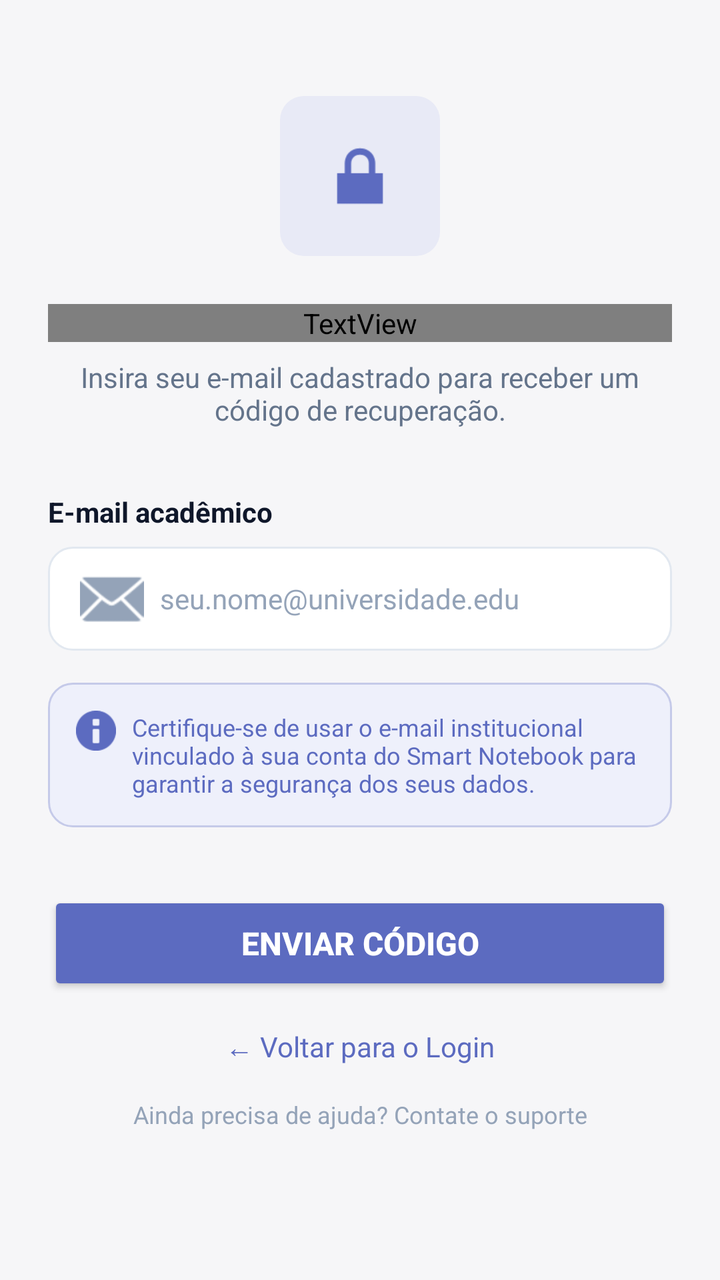
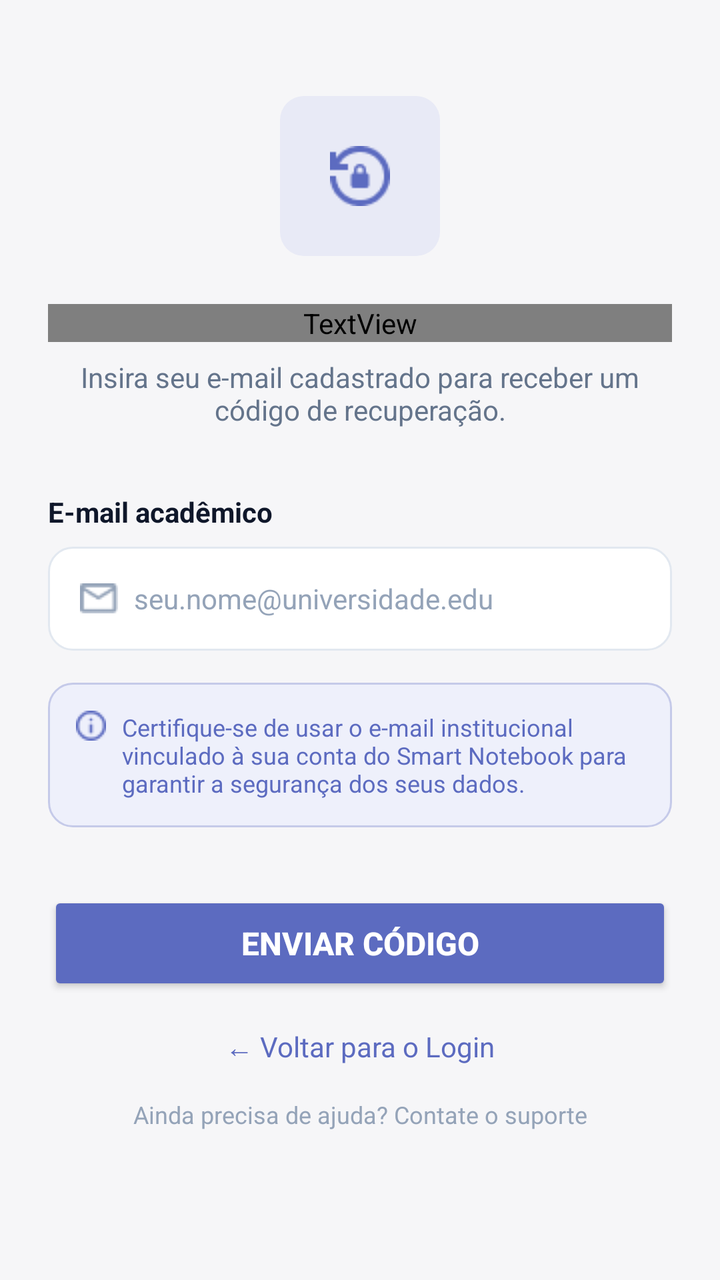

Two renders of the same Android screen: before a commit and after it. Below are the layout's source before the change and the commit's diff.
<!-- AndroidManifest.xml: application theme Theme.SmartNotebook -->
<!-- res/layout/activity_esqueceu_senha.xml -->
<?xml version="1.0" encoding="utf-8"?>
<ScrollView
    xmlns:android="http://schemas.android.com/apk/res/android"
    xmlns:app="http://schemas.android.com/apk/res-auto"
    android:layout_width="match_parent"
    android:layout_height="match_parent"
    android:background="@color/fundo_tela"
    android:fillViewport="true">

    <androidx.constraintlayout.widget.ConstraintLayout
        android:layout_width="match_parent"
        android:layout_height="wrap_content"
        android:paddingHorizontal="24dp"
        android:paddingTop="48dp"
        android:paddingBottom="32dp">

        
        <FrameLayout
            android:id="@+id/layoutIcone"
            android:layout_width="80dp"
            android:layout_height="80dp"
            android:background="@drawable/bg_tag_categoria"
            app:layout_constraintEnd_toEndOf="parent"
            app:layout_constraintStart_toStartOf="parent"
            app:layout_constraintTop_toTopOf="parent">

            <ImageView
                android:layout_width="44dp"
                android:layout_height="44dp"
                android:layout_gravity="center"
                android:src="@android:drawable/ic_lock_lock"
                android:tint="@color/roxo_primario" />
        </FrameLayout>

        
        <TextView
            android:id="@+id/tvTituloEsqueceu"
            android:layout_width="0dp"
            android:layout_height="wrap_content"
            android:layout_marginTop="24dp"
            android:gravity="center"
            android:text="Esqueceu sua senha?"
            android:textColor="@color/texto_primario"
            android:textSize="22sp"
            android:textStyle="bold"
            android:fontFamily="@font/inter_medium"
            app:layout_constraintEnd_toEndOf="parent"
            app:layout_constraintStart_toStartOf="parent"
            app:layout_constraintTop_toBottomOf="@id/layoutIcone" />

        
        <TextView
            android:id="@+id/tvSubtitulo"
            android:layout_width="0dp"
            android:layout_height="wrap_content"
            android:layout_marginTop="8dp"
            android:gravity="center"
            android:text="Insira seu e-mail cadastrado para receber um código de recuperação."
            android:textColor="@color/texto_secundario"
            android:textSize="14sp"
            app:layout_constraintEnd_toEndOf="parent"
            app:layout_constraintStart_toStartOf="parent"
            app:layout_constraintTop_toBottomOf="@id/tvTituloEsqueceu" />

        
        <TextView
            android:id="@+id/tvLabelEmail"
            android:layout_width="0dp"
            android:layout_height="wrap_content"
            android:layout_marginTop="32dp"
            android:text="E-mail acadêmico"
            android:textColor="@color/texto_primario"
            android:textSize="14sp"
            android:textStyle="bold"
            app:layout_constraintEnd_toEndOf="parent"
            app:layout_constraintStart_toStartOf="parent"
            app:layout_constraintTop_toBottomOf="@id/tvSubtitulo" />

        
        <EditText
            android:id="@+id/etEmailRecuperacao"
            android:layout_width="0dp"
            android:layout_height="52dp"
            android:layout_marginTop="8dp"
            android:background="@drawable/bg_campo"
            android:drawableStart="@android:drawable/ic_dialog_email"
            android:drawableTint="@color/texto_hint"
            android:drawablePadding="8dp"
            android:hint="seu.nome@universidade.edu"
            android:inputType="textEmailAddress"
            android:paddingHorizontal="16dp"
            android:textColor="@color/texto_primario"
            android:textColorHint="@color/texto_hint"
            android:textSize="14sp"
            app:layout_constraintEnd_toEndOf="parent"
            app:layout_constraintStart_toStartOf="parent"
            app:layout_constraintTop_toBottomOf="@id/tvLabelEmail" />

        
        <androidx.constraintlayout.widget.ConstraintLayout
            android:id="@+id/layoutAviso"
            android:layout_width="0dp"
            android:layout_height="wrap_content"
            android:layout_marginTop="16dp"
            android:background="@drawable/bg_dica"
            android:padding="14dp"
            app:layout_constraintEnd_toEndOf="parent"
            app:layout_constraintStart_toStartOf="parent"
            app:layout_constraintTop_toBottomOf="@id/etEmailRecuperacao">

            <ImageView
                android:id="@+id/imgAvisoIcn"
                android:layout_width="20dp"
                android:layout_height="20dp"
                android:src="@android:drawable/ic_dialog_info"
                android:tint="@color/roxo_primario"
                app:layout_constraintStart_toStartOf="parent"
                app:layout_constraintTop_toTopOf="parent" />

            <TextView
                android:layout_width="0dp"
                android:layout_height="wrap_content"
                android:layout_marginStart="8dp"
                android:text="Certifique-se de usar o e-mail institucional vinculado à sua conta do Smart Notebook para garantir a segurança dos seus dados."
                android:textColor="@color/roxo_primario"
                android:textSize="12sp"
                app:layout_constraintEnd_toEndOf="parent"
                app:layout_constraintStart_toEndOf="@id/imgAvisoIcn"
                app:layout_constraintTop_toTopOf="parent" />
        </androidx.constraintlayout.widget.ConstraintLayout>

        
        <Button
            android:id="@+id/btnEnviarCodigo"
            android:layout_width="0dp"
            android:layout_height="52dp"
            android:layout_marginTop="32dp"
            android:backgroundTint="@color/roxo_primario"
            android:text="Enviar Código"
            android:textColor="@color/fundo_card"
            android:textSize="16sp"
            android:textStyle="bold"
            app:layout_constraintEnd_toEndOf="parent"
            app:layout_constraintStart_toStartOf="parent"
            app:layout_constraintTop_toBottomOf="@id/layoutAviso" />

        
        <TextView
            android:id="@+id/tvVoltarLogin"
            android:layout_width="wrap_content"
            android:layout_height="wrap_content"
            android:layout_marginTop="16dp"
            android:gravity="center"
            android:text="← Voltar para o Login"
            android:textColor="@color/roxo_primario"
            android:textSize="14sp"
            app:layout_constraintEnd_toEndOf="parent"
            app:layout_constraintStart_toStartOf="parent"
            app:layout_constraintTop_toBottomOf="@id/btnEnviarCodigo" />

        
        <TextView
            android:id="@+id/tvSuporte"
            android:layout_width="0dp"
            android:layout_height="wrap_content"
            android:layout_marginTop="16dp"
            android:gravity="center"
            android:text="Ainda precisa de ajuda? Contate o suporte"
            android:textColor="@color/texto_hint"
            android:textSize="12sp"
            app:layout_constraintEnd_toEndOf="parent"
            app:layout_constraintStart_toStartOf="parent"
            app:layout_constraintTop_toBottomOf="@id/tvVoltarLogin" />

    </androidx.constraintlayout.widget.ConstraintLayout>
</ScrollView>
<!-- resources referenced by this layout -->
<resources>
  <color name="fundo_card">#FFFFFF</color>
  <color name="fundo_tela">#F6F6F8</color>
  <color name="roxo_primario">#5C6BC0</color>
  <color name="texto_hint">#94A3B8</color>
  <color name="texto_primario">#0F172A</color>
  <color name="texto_secundario">#64748B</color>
  <!-- drawable bg_campo (drawable) -->
  <?xml version="1.0" encoding="utf-8"?>
  <shape xmlns:android="http://schemas.android.com/apk/res/android"
      android:shape="rectangle">
      <solid android:color="@color/fundo_card" />
      <stroke android:width="1dp" android:color="@color/divisoria" />
      <corners android:radius="12dp" />
  </shape>
  <!-- drawable bg_dica (drawable) -->
  <?xml version="1.0" encoding="utf-8"?>
  <shape xmlns:android="http://schemas.android.com/apk/res/android"
      android:shape="rectangle">
      <solid android:color="#EEF0FB" />
      <stroke android:width="1dp" android:color="#C5CAE9" />
      <corners android:radius="12dp" />
  </shape>
  <!-- drawable bg_tag_categoria (drawable) -->
  <?xml version="1.0" encoding="utf-8"?>
  <shape xmlns:android="http://schemas.android.com/apk/res/android"
      android:shape="rectangle">
      <solid android:color="#E8EAF6" />
      <corners android:radius="12dp" />
  </shape>
  <style name="Theme.SmartNotebook" parent="Base.Theme.SmartNotebook" />
  <color name="divisoria">#E2E8F0</color>
  <style name="Base.Theme.SmartNotebook" parent="Theme.Material3.DayNight.NoActionBar">
          
          
      </style>
</resources>

<!-- the commit's change to res/layout/activity_esqueceu_senha.xml (unified diff, before → after) -->
@@ -25,10 +25,10 @@
             app:layout_constraintTop_toTopOf="parent">
 
             <ImageView
-                android:layout_width="44dp"
-                android:layout_height="44dp"
+                android:layout_width="30dp"
+                android:layout_height="30dp"
                 android:layout_gravity="center"
-                android:src="@android:drawable/ic_lock_lock"
+                android:src="@drawable/ic_lock_reset"
                 android:tint="@color/roxo_primario" />
         </FrameLayout>
 
@@ -83,7 +83,7 @@
             android:layout_height="52dp"
             android:layout_marginTop="8dp"
             android:background="@drawable/bg_campo"
-            android:drawableStart="@android:drawable/ic_dialog_email"
+            android:drawableStart="@drawable/ic_email"
             android:drawableTint="@color/texto_hint"
             android:drawablePadding="8dp"
             android:hint="seu.nome@universidade.edu"
@@ -110,9 +110,9 @@
 
             <ImageView
                 android:id="@+id/imgAvisoIcn"
-                android:layout_width="20dp"
-                android:layout_height="20dp"
-                android:src="@android:drawable/ic_dialog_info"
+                android:layout_width="15dp"
+                android:layout_height="15dp"
+                android:src="@drawable/ic_info"
                 android:tint="@color/roxo_primario"
                 app:layout_constraintStart_toStartOf="parent"
                 app:layout_constraintTop_toTopOf="parent" />
<!-- resource entries referenced after the edit -->
@@ -29,6 +29,9 @@
       <solid android:color="#E8EAF6" />
       <corners android:radius="12dp" />
   </shape>
+  <!-- drawable ic_email: png bitmap (drawable, 499 bytes) -->
+  <!-- drawable ic_info: png bitmap (drawable, 539 bytes) -->
+  <!-- drawable ic_lock_reset: png bitmap (drawable, 936 bytes) -->
   <style name="Theme.SmartNotebook" parent="Base.Theme.SmartNotebook" />
   <color name="divisoria">#E2E8F0</color>
   <style name="Base.Theme.SmartNotebook" parent="Theme.Material3.DayNight.NoActionBar">
